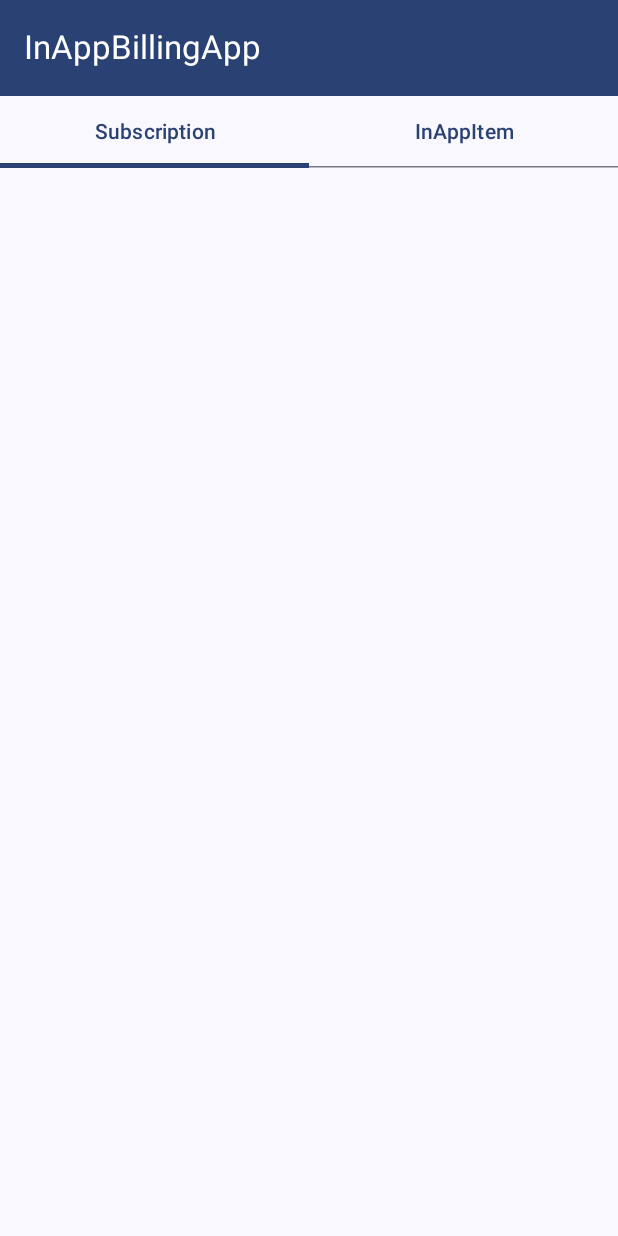
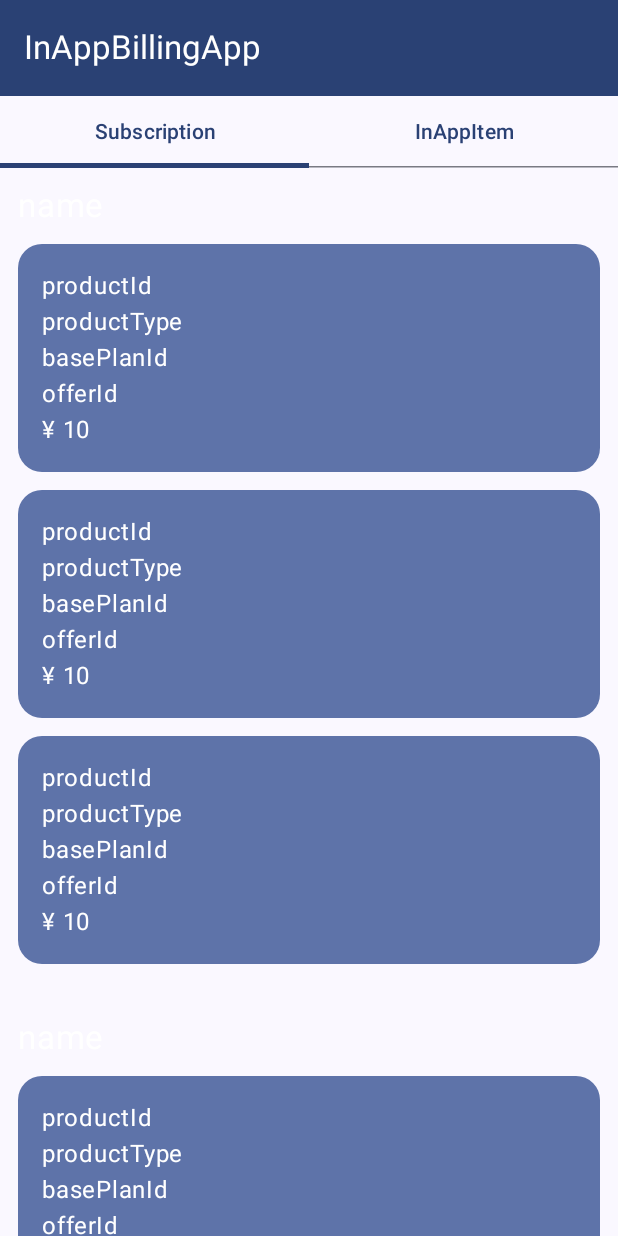
Before and after one commit to TatsukiIshijima/google-billing, an Android app built with Jetpack Compose: the @Preview function PreviewHomeScreen, on a phone screen of 412 x 824 dp. Run offline under Robolectric (Android 15) with nearby library versions, the phone set to English and light mode, and no system bars; libraries missing offline, so code that uses them is left out: com.android.billingclient.

Commit message:
fix layout

```diff
--- a/app/src/main/java/com/tatsuki/inappbilling/ui/compose/home/HomeScreen.kt
+++ b/app/src/main/java/com/tatsuki/inappbilling/ui/compose/home/HomeScreen.kt
@@ -18,6 +18,7 @@ import androidx.compose.ui.Modifier
 import androidx.compose.ui.res.stringResource
 import androidx.compose.ui.tooling.preview.Preview
 import com.tatsuki.inappbilling.R
+import com.tatsuki.inappbilling.model.ProductDetailsUiModel
 import com.tatsuki.inappbilling.ui.compose.inappitem.InAppItemScreen
 import com.tatsuki.inappbilling.ui.compose.subscription.SubscriptionScreen
 import com.tatsuki.inappbilling.ui.theme.InAppBillingTheme
@@ -39,8 +40,9 @@ enum class InAppBillingPage(
 @Composable
 fun HomeScreen(
   modifier: Modifier = Modifier,
-  onSubscriptionClick: () -> Unit,
-  onInAppItemClick: () -> Unit,
+  productDetailsList: List<ProductDetailsUiModel>,
+  onSubscriptionClick: (index: Int, offerToken: String) -> Unit = { _, _ -> },
+  onInAppItemClick: (index: Int) -> Unit = { _ -> },
 ) {
   var selectedTabIndex by remember { mutableStateOf(0) }
   Scaffold(
@@ -59,7 +61,12 @@ fun HomeScreen(
           InAppBillingPage.SUBSCRIPTION -> 0
           InAppBillingPage.IN_APP_ITEM -> 1
         }
-      }
+      },
+      productDetailsList = productDetailsList,
+      onSubscriptionClick = { index, offerToken ->
+        onSubscriptionClick(index, offerToken)
+      },
+      onInAppItemClick = {},
     )
   }
 }
@@ -69,7 +76,8 @@ fun HomeScreen(
 private fun PreviewHomeScreen() {
   InAppBillingTheme {
     HomeScreen(
-      onSubscriptionClick = {},
+      productDetailsList = (0..1).map { ProductDetailsUiModel.fake() },
+      onSubscriptionClick = { index, offerToken -> },
       onInAppItemClick = {},
     )
   }
@@ -81,6 +89,9 @@ private fun HomeTabScreen(
   selectedTabIndex: Int,
   onTabClick: (InAppBillingPage) -> Unit,
   tabs: Array<InAppBillingPage> = InAppBillingPage.values(),
+  productDetailsList: List<ProductDetailsUiModel>,
+  onSubscriptionClick: (index: Int, offerToken: String) -> Unit = { _, _ -> },
+  onInAppItemClick: (index: Int) -> Unit = { _ -> },
 ) {
   Column(modifier) {
     TabRow(
@@ -96,7 +107,13 @@ private fun HomeTabScreen(
       }
     }
     when (InAppBillingPage.from(selectedTabIndex)) {
-      InAppBillingPage.SUBSCRIPTION -> SubscriptionScreen()
+      InAppBillingPage.SUBSCRIPTION -> SubscriptionScreen(
+        productDetailsList = productDetailsList,
+        onClick = { index, offerToken ->
+          onSubscriptionClick(index, offerToken)
+        }
+      )
+
       InAppBillingPage.IN_APP_ITEM -> InAppItemScreen()
     }
   }
@@ -107,6 +124,7 @@ private fun HomeTabScreen(
 private fun PreviewHomeTabScreen() {
   InAppBillingTheme {
     HomeTabScreen(
+      productDetailsList = emptyList(),
       selectedTabIndex = 0,
       onTabClick = {}
     )
--- a/app/src/main/java/com/tatsuki/inappbilling/ui/compose/subscription/SubscriptionScreen.kt
+++ b/app/src/main/java/com/tatsuki/inappbilling/ui/compose/subscription/SubscriptionScreen.kt
@@ -1,11 +1,142 @@
 package com.tatsuki.inappbilling.ui.compose.subscription
 
+import androidx.compose.foundation.background
+import androidx.compose.foundation.clickable
+import androidx.compose.foundation.layout.Arrangement
+import androidx.compose.foundation.layout.Box
+import androidx.compose.foundation.layout.Column
+import androidx.compose.foundation.layout.Spacer
+import androidx.compose.foundation.layout.fillMaxWidth
+import androidx.compose.foundation.layout.padding
+import androidx.compose.foundation.layout.size
+import androidx.compose.foundation.lazy.LazyColumn
+import androidx.compose.foundation.shape.RoundedCornerShape
+import androidx.compose.material3.MaterialTheme
+import androidx.compose.material3.Text
 import androidx.compose.runtime.Composable
 import androidx.compose.ui.Modifier
+import androidx.compose.ui.tooling.preview.Preview
+import androidx.compose.ui.unit.dp
+import com.tatsuki.inappbilling.model.ProductDetailsUiModel
+import com.tatsuki.inappbilling.ui.compose.util.HeaderItem
+import com.tatsuki.inappbilling.ui.theme.InAppBillingTheme
 
 @Composable
 fun SubscriptionScreen(
-  modifier: Modifier = Modifier
+  modifier: Modifier = Modifier,
+  productDetailsList: List<ProductDetailsUiModel>,
+  onClick: (index: Int, offerToken: String) -> Unit = { _, _ -> },
 ) {
+  LazyColumn(
+    modifier = modifier
+      .fillMaxWidth(),
+    verticalArrangement = Arrangement.spacedBy(6.dp),
+  ) {
+    items(productDetailsList.size) { productDetailsIndex ->
+      val productDetails = productDetailsList[productDetailsIndex]
+      ProductDetailsItem(
+        modifier = Modifier.padding(12.dp),
+        header = {
+          HeaderItem(
+            modifier = Modifier,
+            title = productDetails.name,
+          )
+        },
+        body = {
+          SubscriptionOfferDetailsItemBody(
+            productDetails = productDetails,
+            onClick = { subscriptionOfferDetailsIndex ->
+              val offerToken =
+                productDetails.subscriptionOfferDetailsList[subscriptionOfferDetailsIndex].offerToken
+              onClick(productDetailsIndex, offerToken)
+            }
+          )
+        },
+      )
+    }
+  }
+}
 
+@Preview
+@Composable
+private fun PreviewSubscriptionScreen() {
+  InAppBillingTheme {
+    SubscriptionScreen(
+      productDetailsList = (0..2).map {
+        ProductDetailsUiModel.fake()
+      }
+    )
+  }
 }
+
+@Composable
+private fun ProductDetailsItem(
+  modifier: Modifier = Modifier,
+  header: @Composable () -> Unit,
+  body: @Composable () -> Unit,
+) {
+  Column(
+    modifier = modifier
+  ) {
+    header()
+    Spacer(modifier = Modifier.size(6.dp))
+    body()
+  }
+}
+
+@Composable
+private fun SubscriptionOfferDetailsItemBody(
+  productDetails: ProductDetailsUiModel,
+  onClick: (index: Int) -> Unit = {},
+) {
+  productDetails.subscriptionOfferDetailsList.forEachIndexed { index, subscriptionOfferDetail ->
+    Column {
+      Spacer(modifier = Modifier.size(6.dp))
+      Box(
+        modifier = Modifier
+          .fillMaxWidth()
+          .background(
+            color = MaterialTheme.colorScheme.primaryContainer,
+            shape = RoundedCornerShape(16.dp)
+          )
+          .clickable { onClick(index) }
+          .padding(16.dp),
+      ) {
+        Column(
+          modifier = Modifier
+            .fillMaxWidth()
+        ) {
+          Text(
+            text = productDetails.productId,
+            color = MaterialTheme.colorScheme.onPrimaryContainer
+          )
+          Text(
+            text = productDetails.productType,
+            color = MaterialTheme.colorScheme.onPrimaryContainer
+          )
+          Text(
+            text = subscriptionOfferDetail.basePlanId,
+            color = MaterialTheme.colorScheme.onPrimaryContainer
+          )
+          Text(
+            text = subscriptionOfferDetail.offerId,
+            color = MaterialTheme.colorScheme.onPrimaryContainer
+          )
+          Text(
+            text = subscriptionOfferDetail.pricingPhase.formattedPrice,
+            color = MaterialTheme.colorScheme.onPrimaryContainer
+          )
+        }
+      }
+      Spacer(modifier = Modifier.size(6.dp))
+    }
+  }
+}
+
+@Preview
+@Composable
+private fun PreviewSubscriptionOfferDetailsItemBody() {
+  InAppBillingTheme {
+    SubscriptionOfferDetailsItemBody(productDetails = ProductDetailsUiModel.fake())
+  }
+}
```
Also changed, not shown: app/src/main/java/com/tatsuki/inappbilling/MainActivity.kt (+5 -25 lines), app/src/main/java/com/tatsuki/inappbilling/ui/compose/ProductDetailsListScreen.kt (deleted, +0 -204 lines).
